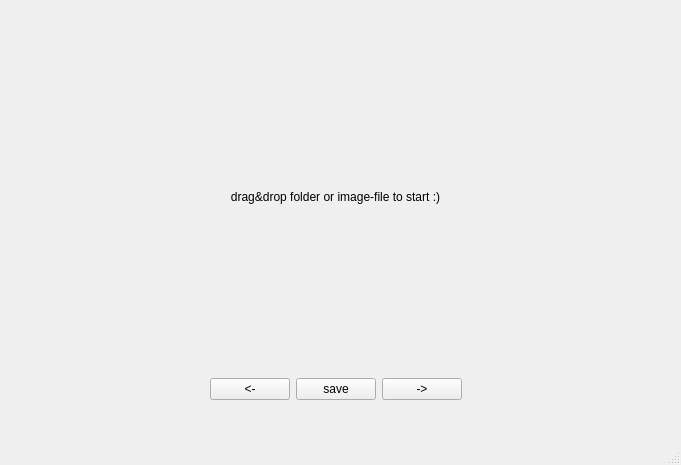
First picture: the form in CullendulaMainWindow.ui, repository marcelpetrick/Cullendula, before the edit.
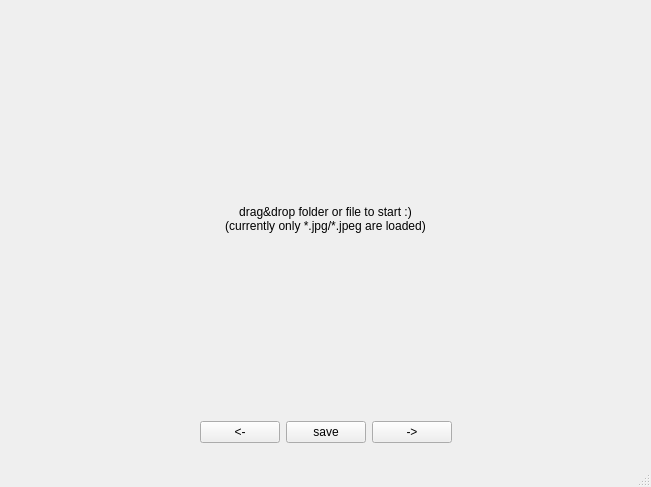
Second picture: the form after the edit.

Commit message: made the centerLabel for the photos maximum expanding (no resize-event yet ..)

What changed in the file:
```diff
--- a/CullendulaMainWindow.ui
+++ b/CullendulaMainWindow.ui
@@ -6,8 +6,8 @@
    <rect>
     <x>0</x>
     <y>0</y>
-    <width>681</width>
-    <height>465</height>
+    <width>651</width>
+    <height>487</height>
    </rect>
   </property>
   <property name="sizePolicy">
@@ -32,15 +32,9 @@
    <property name="acceptDrops">
     <bool>false</bool>
    </property>
+   <layout class="QGridLayout" name="gridLayout">
+    <item row="0" column="0">
    <widget class="QWidget" name="verticalWidget" native="true">
-    <property name="geometry">
-     <rect>
-      <x>10</x>
-      <y>10</y>
-      <width>651</width>
-      <height>401</height>
-     </rect>
-    </property>
     <property name="sizePolicy">
      <sizepolicy hsizetype="Expanding" vsizetype="Expanding">
       <horstretch>0</horstretch>
@@ -51,7 +45,7 @@
      <item>
       <widget class="QLabel" name="centerLabel">
        <property name="sizePolicy">
-        <sizepolicy hsizetype="MinimumExpanding" vsizetype="MinimumExpanding">
+          <sizepolicy hsizetype="Expanding" vsizetype="Expanding">
          <horstretch>0</horstretch>
          <verstretch>0</verstretch>
         </sizepolicy>
@@ -63,7 +57,8 @@
         <bool>false</bool>
        </property>
        <property name="text">
-        <string>drag&amp;drop folder or image-file to start :)</string>
+          <string>drag&amp;drop folder or file to start :)
+(currently only *.jpg/*.jpeg are loaded)</string>
        </property>
        <property name="scaledContents">
         <bool>false</bool>
@@ -141,6 +136,8 @@
      </item>
     </layout>
    </widget>
+    </item>
+   </layout>
   </widget>
   <widget class="QMenuBar" name="menuBar">
    <property name="geometry">
```
Left out of the diff: 2 changed lines with no effect on the pictures. Lines whose indentation alone changed are shown as unchanged.
